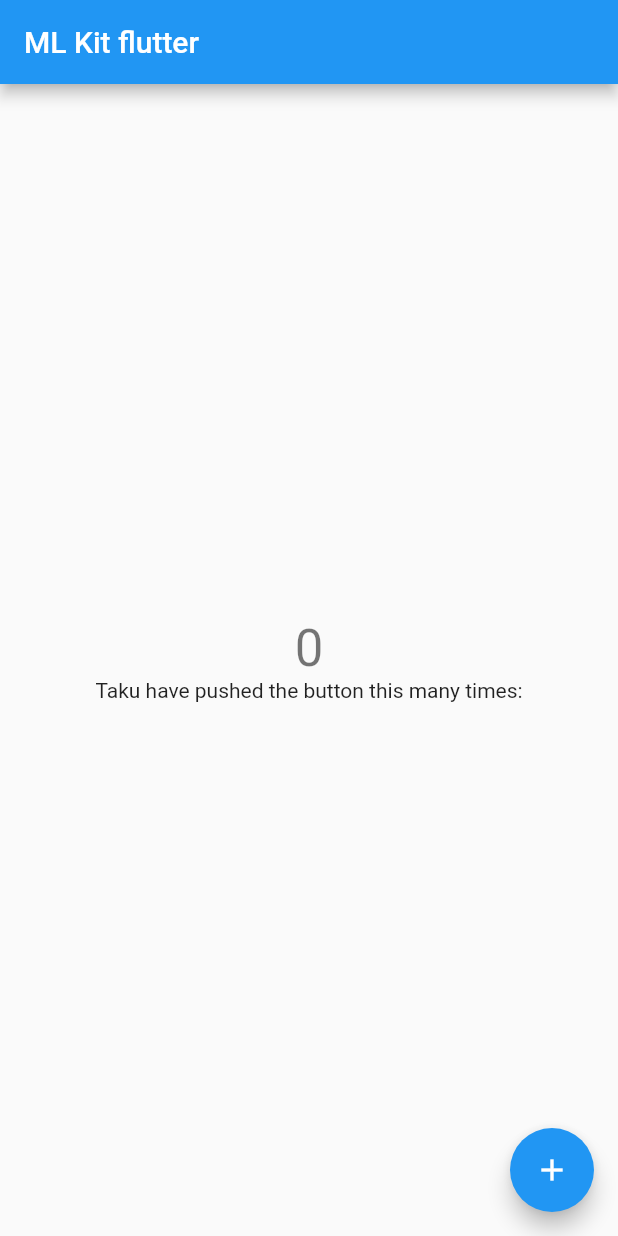
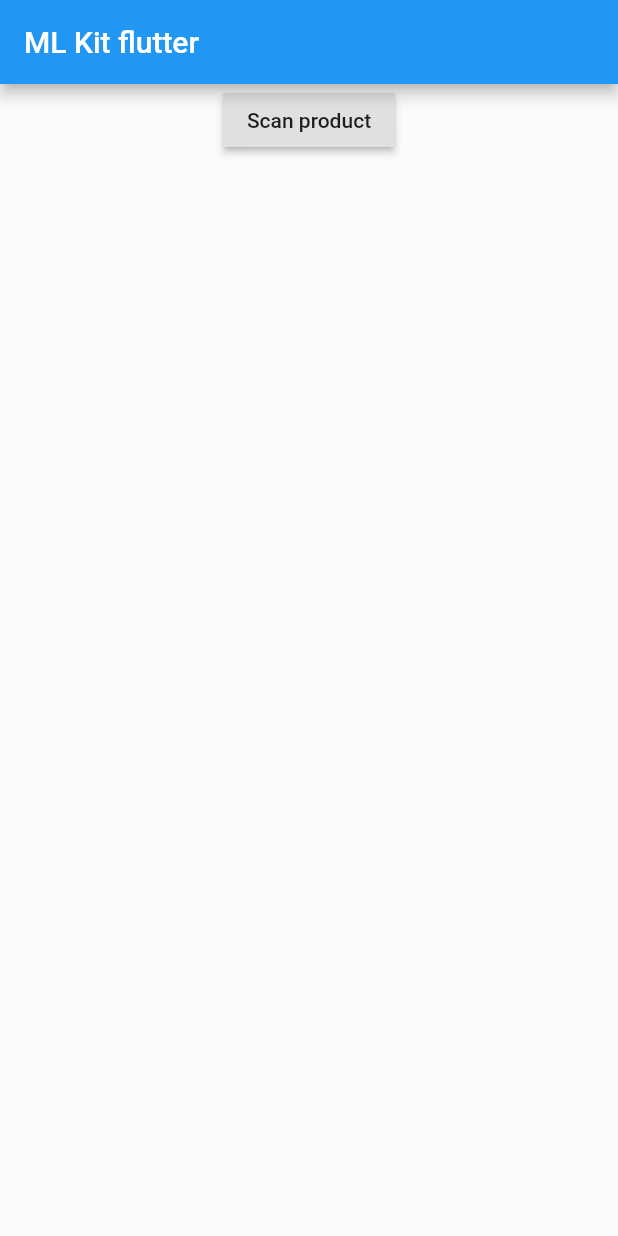
Before and after one commit to Rtaaaaabo/flutter-firebase-mlkit, a Flutter app: the screen it shows after launch, on a phone screen of 412 x 824 dp. Run offline on Flutter 3.47's test engine with Material 2 defaults, Android fonts, the phone set to English and light mode, and no system bars; missing offline and left inert: firebase_ml_vision, flutter_camera_ml_vision; accounts and stored records are empty.

Commit message:
ScanPageStateがまだ途中

```diff
--- a/lib/main.dart
+++ b/lib/main.dart
@@ -2,14 +2,6 @@ import 'package:flutter/material.dart';
 // import 'package:cloud_firestore/cloud_firestore.dart';
 import 'package:firebase_ml_vision/firebase_ml_vision.dart';
 import 'package:flutter_camera_ml_vision/flutter_camera_ml_vision.dart';
-
-// final dummySnapshot = [
-//   {"name": "Filip", "votes": 15},
-//   {"name": "Abraham", "votes": 14},
-//   {"name": "Richard", "votes": 11},
-//   {"name": "Ike", "votes": 10},
-//   {"name": "Justin", "votes": 1},
-// ];
 
 void main() => runApp(MyApp());
 
@@ -36,13 +28,7 @@ class MyHomePage extends StatefulWidget {
 }
 
 class _MyHomePageState extends State<MyHomePage> {
-  int _counter = 0;
-
-  void _incrementCounter() {
-    setState(() {
-      _counter++;
-    });
-  }
+  List<String> data = [];
 
   @override
   Widget build(BuildContext context) {
@@ -50,25 +36,53 @@ class _MyHomePageState extends State<MyHomePage> {
       appBar: AppBar(
         title: Text(widget.title),
       ),
-      body: Center(
-        child: Column(
-          mainAxisAlignment: MainAxisAlignment.center,
-          children: <Widget>[
-            Text(
-              '$_counter',
-              style: Theme.of(context).textTheme.display1,
+      body: Column(
+        mainAxisSize: MainAxisSize.min,
+        crossAxisAlignment: CrossAxisAlignment.center,
+        children: [
+          RaisedButton(
+            child: Text('Scan product'),
+            onPressed: () async {
+              final barcord = await Navigator.of(context)
+                  .push<Barcode>(MaterialPageRoute(builder: (c) {
+                return ScanPage();
+              }));
+              if (barcord == null) {
+                return;
+              }
+
+              setState(() {
+                data.add(barcord.displayValue);
+              });
+            },
+          ),
+          Expanded(
+            child: ListView(
+              children: data.map((d) => Text(d)).toList(),
             ),
-            Text(
-              'Taku have pushed the button this many times:',
-            ),
-          ],
-        ),
-      ),
-      floatingActionButton: FloatingActionButton(
-        onPressed: _incrementCounter,
-        tooltip: 'Increment',
-        child: Icon(Icons.add),
+          )
+        ],
       ),
     );
   }
 }
+
+
+class ScanPage extends StatefulWidget {
+  @override
+  _ScanPageState createState() => _ScanPageState();
+}
+
+class _ScanPageState extends State<ScanPage> {
+  bool resultSent = false;
+  @override
+  Widget build(BuildContext context) {
+    return Scaffold(
+      body: SafeArea(
+        child: SizedBox(
+
+        ),
+      ),
+    )
+  }
+}
```
